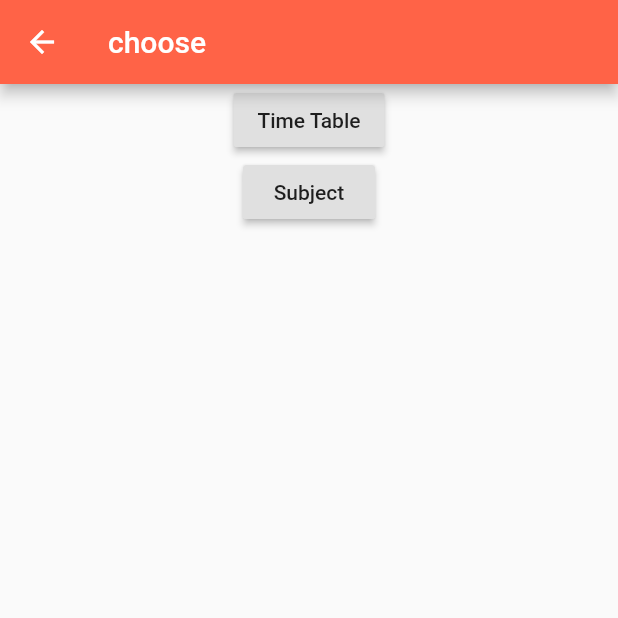
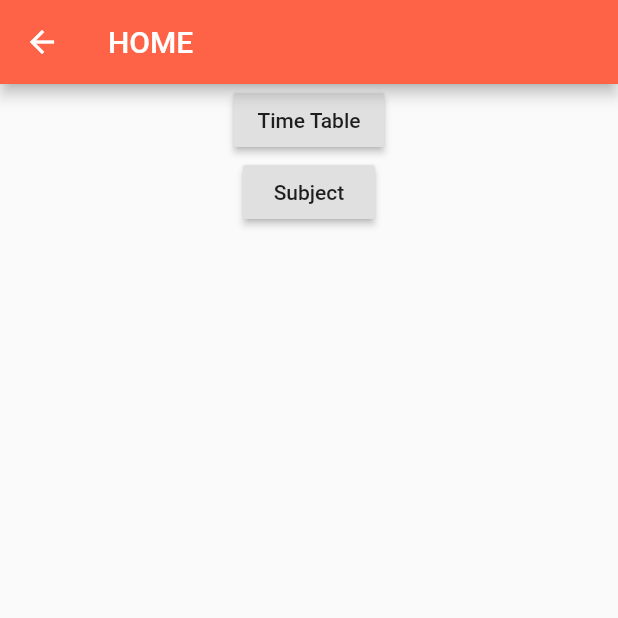
Before and after one commit to nithishpranav/timetable, a Flutter app: the Choice screen opened directly, after a tap on "Time Table", after a tap on the "arrow back" icon, on a phone screen of 412 x 824 dp, the top half of it. Run offline on Flutter 3.47's test engine with Material 2 defaults, Android fonts, the phone set to English and light mode, and no system bars; our stand-ins replace cloud_firestore; accounts and stored records are empty.

```diff
--- a/lib/choice.dart
+++ b/lib/choice.dart
@@ -15,7 +15,7 @@ class Choice extends StatelessWidget {
           tooltip: 'Navigation menu',
           onPressed: null,
         ),*/
-        title: new Text('choose'),
+        title: new Text('HOME'),
 
       ),
       // body is the majority of the screen.
@@ -28,6 +28,7 @@ class Choice extends StatelessWidget {
                 child: RaisedButton(
                   child: Text("Time Table"),
                   onPressed:  () {
+
                     Navigator.pushReplacement(
                       context,
                       MaterialPageRoute(builder: (context) => MyHomePage()),
--- a/lib/main.dart
+++ b/lib/main.dart
@@ -44,7 +44,7 @@ class _MyHomePageState extends State<MyHomePage> {
             );
           },
         ),
-        title: new Text('Time Table'),
+        title: new Text('TIME TABLE'),
       ),
       body: PageView.builder(
         controller: controller,
@@ -103,6 +103,8 @@ class _MyHomePageState extends State<MyHomePage> {
           );
         },
         itemCount: 5,
+        physics: BouncingScrollPhysics(),
+        //scrollDirection: Axis.vertical,
       ),
       //body: _buildBody(context),
     );
```
